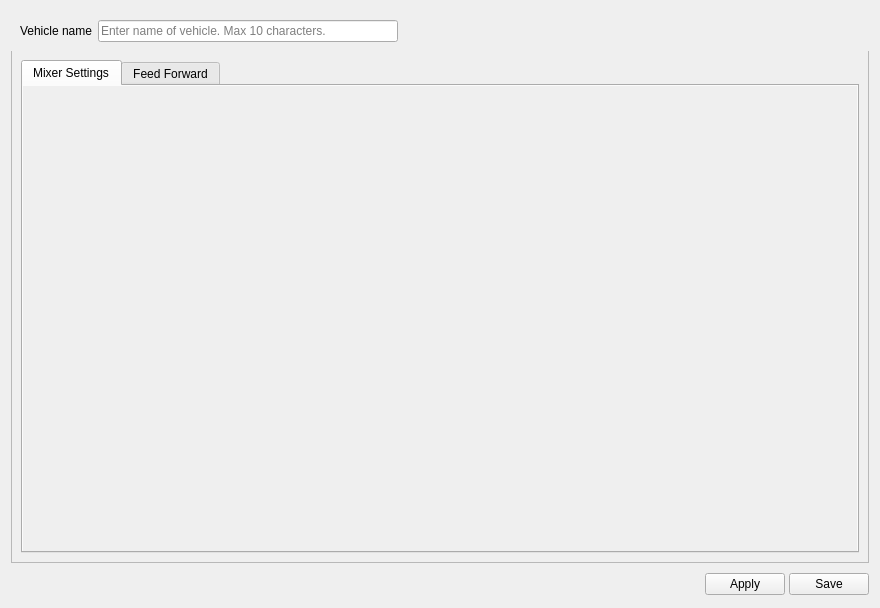
The window that ground/openpilotgcs/src/plugins/config/airframe.ui (openpilot/OpenPilot) describes before a commit, drawn with Qt 5.
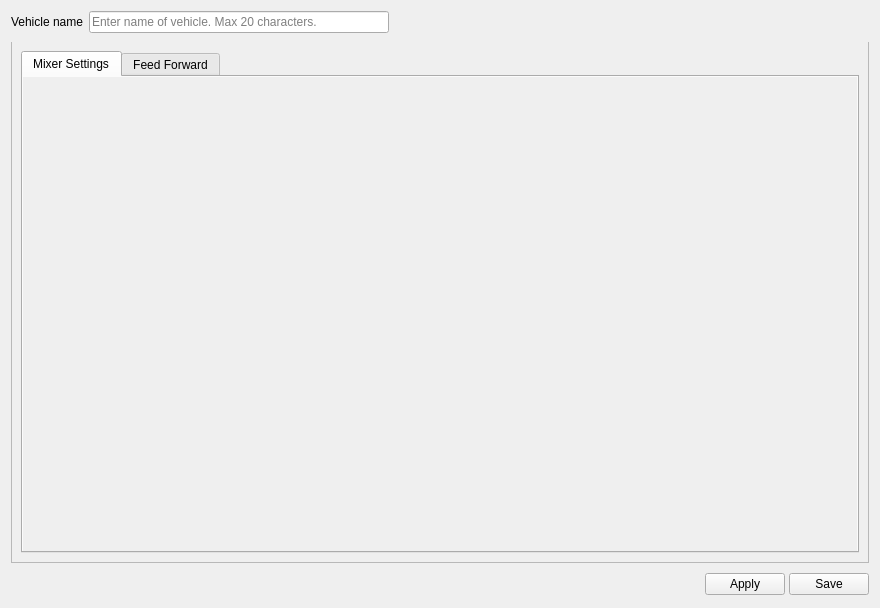
The same window after the commit. Icons and pictures are not drawn.

Commit message: OP-1504 Added VehicleName to SystemSettings and a GUI in Vehicle configuration to set it. The name is restricted to 20 chars to save resources.

Diff of the .ui file:
```diff
--- a/ground/openpilotgcs/src/plugins/config/airframe.ui
+++ b/ground/openpilotgcs/src/plugins/config/airframe.ui
@@ -20,13 +20,13 @@
    <item>
     <layout class="QHBoxLayout" name="horizontalLayout">
      <property name="leftMargin">
-      <number>9</number>
+      <number>0</number>
      </property>
      <property name="topMargin">
-      <number>9</number>
+      <number>0</number>
      </property>
      <property name="rightMargin">
-      <number>9</number>
+      <number>0</number>
      </property>
      <property name="bottomMargin">
       <number>9</number>
@@ -81,7 +81,7 @@
         <number>10</number>
        </property>
        <property name="placeholderText">
-        <string>Enter name of vehicle. Max 10 characters.</string>
+        <string>Enter name of vehicle. Max 20 characters.</string>
        </property>
       </widget>
      </item>
@@ -242,7 +242,7 @@
                <x>0</x>
                <y>0</y>
                <width>820</width>
-               <height>427</height>
+               <height>435</height>
               </rect>
              </property>
              <layout class="QVBoxLayout" name="verticalLayout">
```
Left out of the diff: 4 changed lines with no effect on the pictures. The commit also changes 2 other files.
